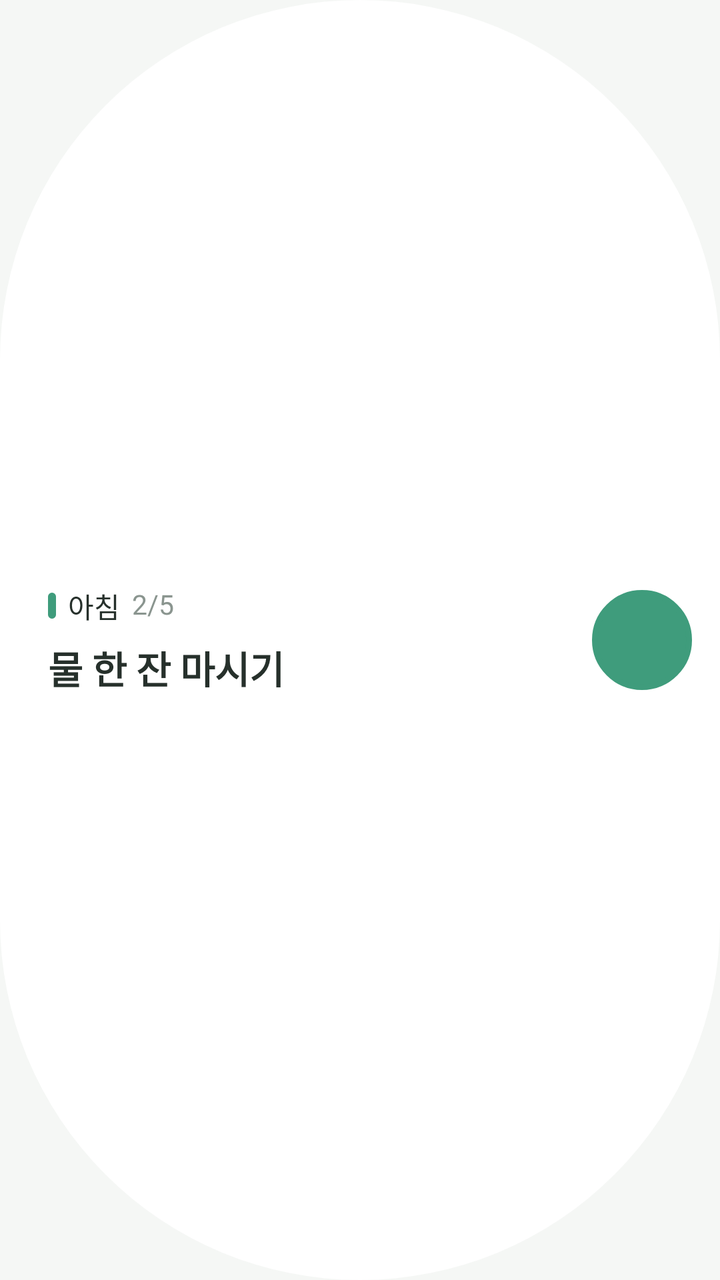
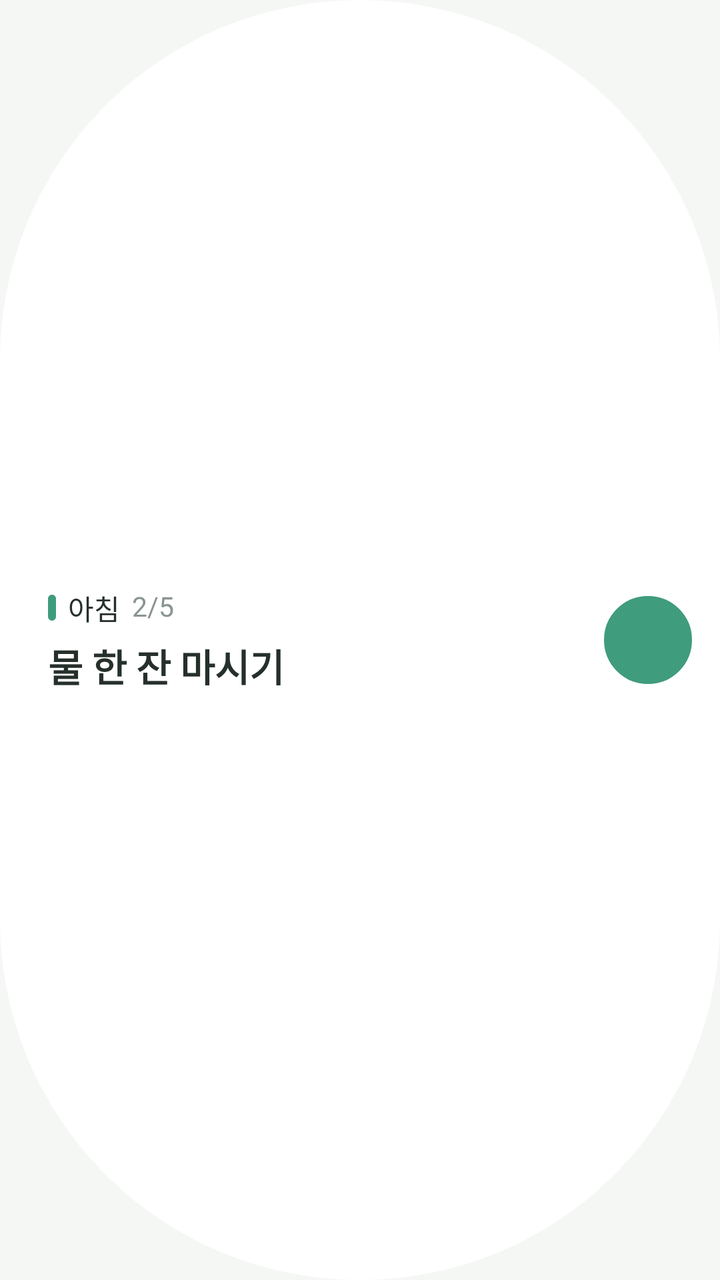

Two renders of the same Android screen: before a commit and after it. Below are the layout's source before the change and the commit's diff.
<!-- AndroidManifest.xml: application theme AppTheme -->
<!-- res/layout/widget_small.xml -->
<?xml version="1.0" encoding="utf-8"?>
<FrameLayout xmlns:android="http://schemas.android.com/apk/res/android"
    android:layout_width="match_parent" android:layout_height="match_parent">
  <FrameLayout android:layout_width="match_parent" android:layout_height="match_parent">
    <ImageView android:id="@+id/widgetBgImg" android:layout_width="match_parent" android:layout_height="match_parent"
        android:scaleType="fitXY" android:src="@drawable/widget_capsule" />
    <LinearLayout android:layout_width="match_parent" android:layout_height="match_parent"
        android:orientation="horizontal" android:gravity="center_vertical"
        android:paddingStart="24dp" android:paddingEnd="12dp" android:paddingTop="8dp" android:paddingBottom="8dp">
        <LinearLayout android:id="@+id/smallMain" android:layout_width="0dp" android:layout_height="wrap_content" android:layout_weight="1"
            android:orientation="vertical" android:gravity="center_vertical">
            <LinearLayout android:layout_width="match_parent" android:layout_height="wrap_content"
                android:orientation="horizontal" android:gravity="center_vertical">
                <ImageView android:id="@+id/smallBar" android:layout_width="4dp" android:layout_height="15dp" android:src="@drawable/widget_vbar" android:tint="#3F9C7C" />
                <TextView android:id="@+id/smallTitle" android:layout_width="wrap_content" android:layout_height="wrap_content"
                    android:layout_marginStart="6dp" android:fontFamily="@font/pretendard_semibold" android:includeFontPadding="false"
                    android:textSize="14sp" android:maxLines="1" android:ellipsize="end" android:text="아침" android:textColor="#26302B" />
                <TextView android:id="@+id/smallCount" android:layout_width="wrap_content" android:layout_height="wrap_content"
                    android:layout_marginStart="6dp" android:fontFamily="@font/pretendard_regular" android:includeFontPadding="false"
                    android:textSize="13.5sp" android:maxLines="1" android:text="2/5" android:textColor="#8A958F" />
            </LinearLayout>
            <TextView android:id="@+id/smallName" android:layout_width="match_parent" android:layout_height="wrap_content"
                android:layout_marginTop="7dp" android:fontFamily="@font/pretendard_semibold" android:includeFontPadding="false"
                android:textSize="19sp" android:textStyle="bold" android:maxLines="1" android:ellipsize="end" android:text="물 한 잔 마시기" android:textColor="#26302B" />
            <Chronometer android:id="@+id/smallChrono" android:layout_width="wrap_content" android:layout_height="wrap_content"
                android:layout_marginTop="7dp" android:fontFamily="@font/pretendard_semibold" android:includeFontPadding="false"
                android:textSize="20sp" android:textStyle="bold" android:visibility="gone" />
        </LinearLayout>
        <FrameLayout android:id="@+id/smallBtn" android:layout_width="54dp" android:layout_height="54dp" android:layout_marginStart="6dp">
            <ImageView android:id="@+id/smallBtnBg" android:layout_width="50dp" android:layout_height="50dp" android:layout_gravity="center" android:src="@drawable/widget_ring_big" android:tint="#3F9C7C" />
            <TextView android:id="@+id/smallBtnText" android:layout_width="wrap_content" android:layout_height="wrap_content" android:layout_gravity="center"
                android:fontFamily="@font/pretendard_semibold" android:includeFontPadding="false" android:textSize="14sp" />
            <ImageView android:id="@+id/smallBtnIc" android:layout_width="24dp" android:layout_height="24dp" android:layout_gravity="center" android:src="@drawable/ic_w_check" android:visibility="gone" />
        </FrameLayout>
    </LinearLayout>
  </FrameLayout>
</FrameLayout>
<!-- resources referenced by this layout -->
<resources>
  <!-- drawable ic_w_check (drawable) -->
  <?xml version="1.0" encoding="utf-8"?>
  <vector xmlns:android="http://schemas.android.com/apk/res/android" android:width="20dp" android:height="20dp" android:viewportWidth="24" android:viewportHeight="24">
      <path android:pathData="M5,12.5l4.5,4.5L19,7.5" android:strokeColor="#FFFFFFFF" android:strokeWidth="2.6" android:strokeLineCap="round" android:strokeLineJoin="round" android:fillColor="#00000000" />
  </vector>
  <!-- drawable widget_capsule (drawable) -->
  <?xml version="1.0" encoding="utf-8"?>
  <shape xmlns:android="http://schemas.android.com/apk/res/android" android:shape="rectangle">
      <solid android:color="#FFFFFFFF" />
      <corners android:radius="200dp" />
  </shape>
  <!-- drawable widget_ring_big (drawable) -->
  <?xml version="1.0" encoding="utf-8"?>
  <shape xmlns:android="http://schemas.android.com/apk/res/android" android:shape="oval">
      <stroke android:width="2.2dp" android:color="#FFFFFFFF" />
      <size android:width="40dp" android:height="40dp" />
  </shape>
  <!-- drawable widget_vbar (drawable) -->
  <?xml version="1.0" encoding="utf-8"?>
  <shape xmlns:android="http://schemas.android.com/apk/res/android" android:shape="rectangle">
      <solid android:color="#FFFFFFFF" />
      <corners android:radius="2dp" />
      <size android:width="4dp" android:height="13dp" />
  </shape>
  <style name="AppTheme" parent="Theme.AppCompat.DayNight.NoActionBar">
          <item name="android:windowBackground">@color/appBg</item>
      </style>
  <color name="appBg">#F5F7F5</color>
</resources>

<!-- the commit's change to res/layout/widget_small.xml (unified diff, before → after) -->
@@ -1,12 +1,12 @@
 <?xml version="1.0" encoding="utf-8"?>
-<FrameLayout xmlns:android="http://schemas.android.com/apk/res/android"
+<FrameLayout xmlns:android="http://schemas.android.com/apk/res/android" android:id="@+id/smallRoot"
     android:layout_width="match_parent" android:layout_height="match_parent">
   <FrameLayout android:layout_width="match_parent" android:layout_height="match_parent">
     <ImageView android:id="@+id/widgetBgImg" android:layout_width="match_parent" android:layout_height="match_parent"
         android:scaleType="fitXY" android:src="@drawable/widget_capsule" />
     <LinearLayout android:layout_width="match_parent" android:layout_height="match_parent"
         android:orientation="horizontal" android:gravity="center_vertical"
-        android:paddingStart="24dp" android:paddingEnd="12dp" android:paddingTop="8dp" android:paddingBottom="8dp">
+        android:paddingStart="24dp" android:paddingEnd="12dp" android:paddingTop="4dp" android:paddingBottom="4dp">
         <LinearLayout android:id="@+id/smallMain" android:layout_width="0dp" android:layout_height="wrap_content" android:layout_weight="1"
             android:orientation="vertical" android:gravity="center_vertical">
             <LinearLayout android:layout_width="match_parent" android:layout_height="wrap_content"
@@ -20,14 +20,14 @@
                     android:textSize="13.5sp" android:maxLines="1" android:text="2/5" android:textColor="#8A958F" />
             </LinearLayout>
             <TextView android:id="@+id/smallName" android:layout_width="match_parent" android:layout_height="wrap_content"
-                android:layout_marginTop="7dp" android:fontFamily="@font/pretendard_semibold" android:includeFontPadding="false"
+                android:layout_marginTop="5dp" android:fontFamily="@font/pretendard_semibold" android:includeFontPadding="false"
                 android:textSize="19sp" android:textStyle="bold" android:maxLines="1" android:ellipsize="end" android:text="물 한 잔 마시기" android:textColor="#26302B" />
             <Chronometer android:id="@+id/smallChrono" android:layout_width="wrap_content" android:layout_height="wrap_content"
-                android:layout_marginTop="7dp" android:fontFamily="@font/pretendard_semibold" android:includeFontPadding="false"
+                android:layout_marginTop="5dp" android:fontFamily="@font/pretendard_semibold" android:includeFontPadding="false"
                 android:textSize="20sp" android:textStyle="bold" android:visibility="gone" />
         </LinearLayout>
-        <FrameLayout android:id="@+id/smallBtn" android:layout_width="54dp" android:layout_height="54dp" android:layout_marginStart="6dp">
-            <ImageView android:id="@+id/smallBtnBg" android:layout_width="50dp" android:layout_height="50dp" android:layout_gravity="center" android:src="@drawable/widget_ring_big" android:tint="#3F9C7C" />
+        <FrameLayout android:id="@+id/smallBtn" android:layout_width="48dp" android:layout_height="48dp" android:layout_marginStart="6dp">
+            <ImageView android:id="@+id/smallBtnBg" android:layout_width="44dp" android:layout_height="44dp" android:layout_gravity="center" android:src="@drawable/widget_ring_big" android:tint="#3F9C7C" />
             <TextView android:id="@+id/smallBtnText" android:layout_width="wrap_content" android:layout_height="wrap_content" android:layout_gravity="center"
                 android:fontFamily="@font/pretendard_semibold" android:includeFontPadding="false" android:textSize="14sp" />
             <ImageView android:id="@+id/smallBtnIc" android:layout_width="24dp" android:layout_height="24dp" android:layout_gravity="center" android:src="@drawable/ic_w_check" android:visibility="gone" />
